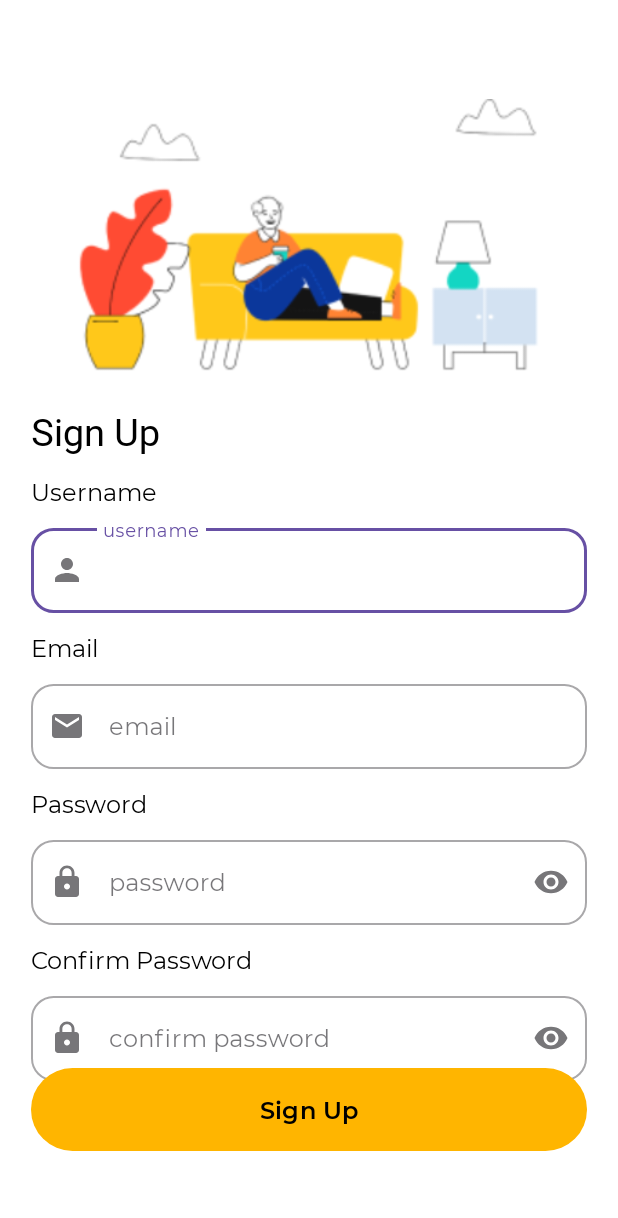
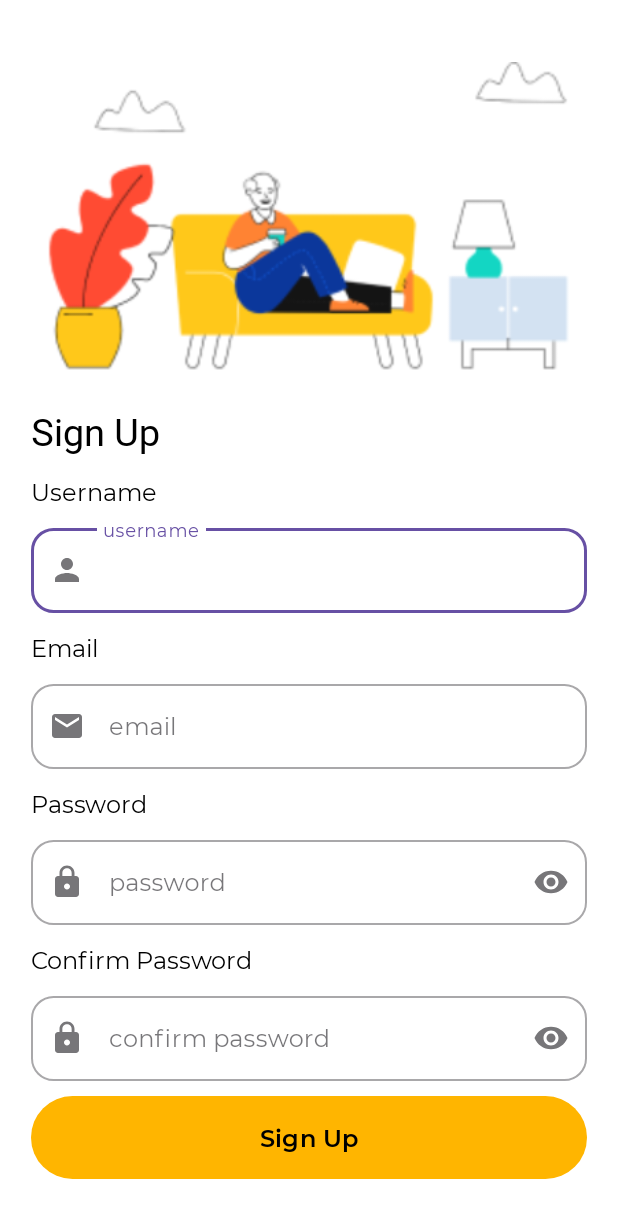
Before and after one commit to sappawrdn/FitMotion, an Android app: the screen it shows after launch (SignupActivity), after a tap on "Sign Up", on a phone screen of 412 x 824 dp. Shown: the top 1218 px of the screen. Run offline under Robolectric (Android 15) with nearby library versions, the phone set to English and light mode, and no system bars; our stand-ins replace navigation-ui; libraries missing offline, so code that uses them is left out: com.opencsv, com.qamar.curvedbottomnaviagtion; 5 statements that could not run were skipped.

Commit message:
screening and goal activity

```diff
--- a/app/src/main/AndroidManifest.xml
+++ b/app/src/main/AndroidManifest.xml
@@ -25,6 +25,10 @@
             android:exported="false" />
 
         <activity
+            android:name=".Screening.SetGoalsActivity"
+            android:exported="false" />
+
+        <activity
             android:name=".Signup.SignupActivity"
             android:exported="false" />
         <activity
@@ -32,7 +36,7 @@
             android:exported="false" />
 
         <activity
-            android:name=".ScreeningActivity"
+            android:name=".Screening.ScreeningActivity"
             android:exported="true">
         </activity>
 
--- a/app/src/main/java/com/example/fitmotion/UserHelper/UserModel.kt
+++ b/app/src/main/java/com/example/fitmotion/UserHelper/UserModel.kt
@@ -3,5 +3,6 @@ package com.example.fitmotion.UserHelper
 data class UserModel (
     val username: String,
     val token: String,
-    val isLogin: Boolean = false
+    val isLogin: Boolean = false,
+    val isScreening: Boolean = false
 )
--- a/app/src/main/java/com/example/fitmotion/UserHelper/UserPreference.kt
+++ b/app/src/main/java/com/example/fitmotion/UserHelper/UserPreference.kt
@@ -1,6 +1,7 @@
 package com.example.fitmotion.UserHelper
 
 import android.content.Context
+import android.util.Log
 import androidx.datastore.core.DataStore
 import androidx.datastore.preferences.core.booleanPreferencesKey
 import androidx.datastore.preferences.core.edit
@@ -19,7 +20,9 @@ class UserPreference private constructor(private val dataStore: DataStore<Prefer
             preferences[USERNAME_KEY] = user.username
             preferences[TOKEN_KEY] = user.token
             preferences[IS_LOGIN_KEY] = true
+            preferences[IS_SCREENING_DONE_KEY] = user.isScreening
         }
+        Log.d("UserPreference", "Session saved with isScreening = ${user.isScreening}")
     }
 
     fun getSession(): Flow<UserModel> {
@@ -27,9 +30,17 @@ class UserPreference private constructor(private val dataStore: DataStore<Prefer
             UserModel(
                 preferences[USERNAME_KEY] ?: "",
                 preferences[TOKEN_KEY] ?: "",
-                preferences[IS_LOGIN_KEY] ?: false
+                preferences[IS_LOGIN_KEY] ?: false,
+                preferences[IS_SCREENING_DONE_KEY] ?: false
             )
         }
+    }
+
+    suspend fun updateScreeningStatus(isDone: Boolean){
+        dataStore.edit { preferences ->
+            preferences[IS_SCREENING_DONE_KEY] = isDone
+        }
+        Log.d("UserPreference", "Screening status updated to $isDone")
     }
 
     suspend fun logout() {
@@ -46,6 +57,7 @@ class UserPreference private constructor(private val dataStore: DataStore<Prefer
         private val USERNAME_KEY = stringPreferencesKey("username")
         private val TOKEN_KEY = stringPreferencesKey("token")
         private val IS_LOGIN_KEY = booleanPreferencesKey("isLogin")
+        private val IS_SCREENING_DONE_KEY = booleanPreferencesKey("isScreening")
 
         fun getInstance(dataStore: DataStore<Preferences>): UserPreference {
             return INSTANCE ?: synchronized(this) {
--- a/app/src/main/res/layout/activity_screening.xml
+++ b/app/src/main/res/layout/activity_screening.xml
@@ -213,6 +213,7 @@
 
 
     <Button
+        android:id="@+id/button_continue"
         android:layout_width="0dp"
         android:layout_height="55dp"
         app:layout_constraintStart_toStartOf="@id/guidelineVertical"
--- a/app/src/main/res/layout/activity_signup.xml
+++ b/app/src/main/res/layout/activity_signup.xml
@@ -198,7 +198,7 @@
         app:layout_constraintStart_toStartOf="@id/guidelineVertical"
         app:layout_constraintEnd_toEndOf="@+id/guidelineVertical2"
         app:layout_constraintTop_toBottomOf="@id/confirmpasswordEditTextLayout"
-        app:layout_constraintBottom_toTopOf="@id/guidelineHorizontal3"
+        android:layout_marginTop="10dp"
         android:background="@drawable/border_login"
         app:backgroundTint="@color/primary"
         android:text="Sign Up"
@@ -225,7 +225,7 @@
         android:layout_width="wrap_content"
         android:layout_height="wrap_content"
         android:orientation="horizontal"
-        app:layout_constraintGuide_percent="0.08" />
+        app:layout_constraintGuide_percent="0.05" />
 
     <androidx.constraintlayout.widget.Guideline
         android:id="@+id/guidelineHorizontal2"
```
Also changed, not shown: app/src/main/java/com/example/fitmotion/Screening/ScreeningActivity.kt (renamed from app/src/main/java/com/example/fitmotion/ScreeningActivity.kt, +8 -1 lines), app/src/main/java/com/example/fitmotion/Screening/SetGoalsActivity.kt (added, +76 -0 lines), app/src/main/java/com/example/fitmotion/SetGoalsActivity.kt (deleted, +0 -27 lines), app/src/main/java/com/example/fitmotion/Signin/SigninActivity.kt (+18 -2 lines).
